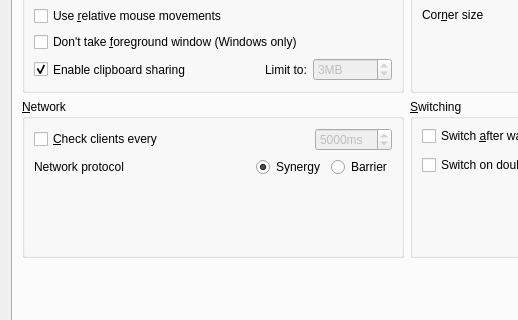
The window that src/lib/gui/dialogs/ServerConfigDialog.ui (deskflow/deskflow) describes before a commit, drawn with Qt 5; both pictures show x 0 to 518 and y 121 to 441 of the 814 by 588 pixel window.
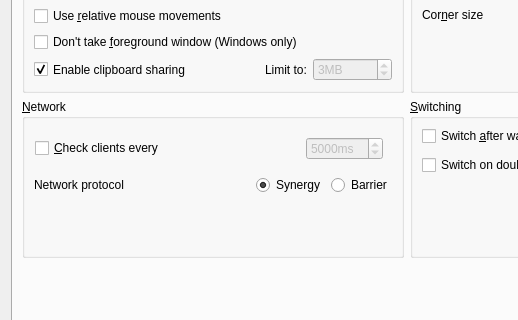
The same window after the commit. The open tabs and pages were chosen to show the change. Icons and pictures are not drawn. Custom widgets are drawn as their Qt base class.

Commit message: refactor(ServerSettingsDialog): Always allow configuration of server protocol

The edit to the form file:
```diff
--- a/src/lib/gui/dialogs/ServerConfigDialog.ui
+++ b/src/lib/gui/dialogs/ServerConfigDialog.ui
@@ -546,12 +546,13 @@
          </property>
          <layout class="QVBoxLayout" name="verticalLayout_5">
           <item>
-           <layout class="QHBoxLayout" name="_4">
+           <widget class="QWidget" name="widgetHeartbeat" native="true">
+            <layout class="QHBoxLayout" name="groupHeartbeat">
             <property name="spacing">
              <number>9</number>
             </property>
             <property name="leftMargin">
-             <number>0</number>
+              <number>1</number>
             </property>
             <item>
              <widget class="QCheckBox" name="cbHeartbeat">
@@ -608,6 +609,7 @@
              </widget>
             </item>
            </layout>
+           </widget>
           </item>
           <item>
            <layout class="QHBoxLayout" name="horizontalLayout_5">
```
Lines whose indentation alone changed are shown as unchanged. The commit also changes 1 other file.
